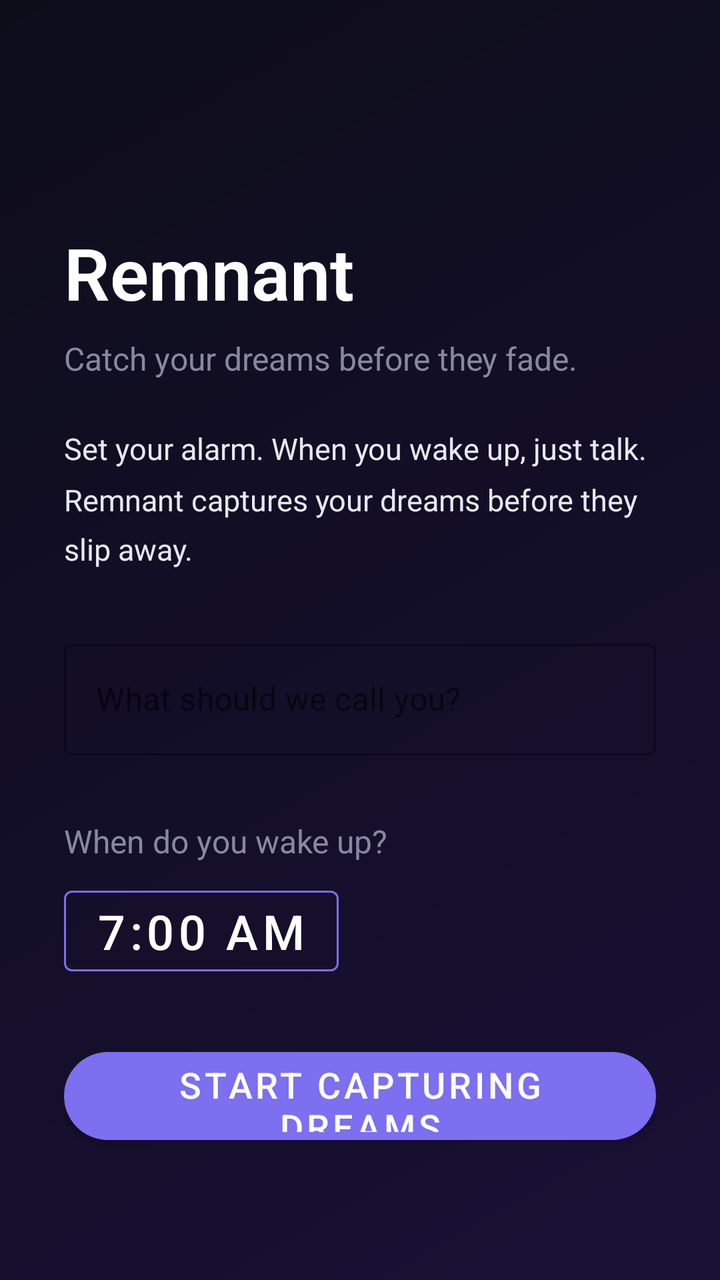
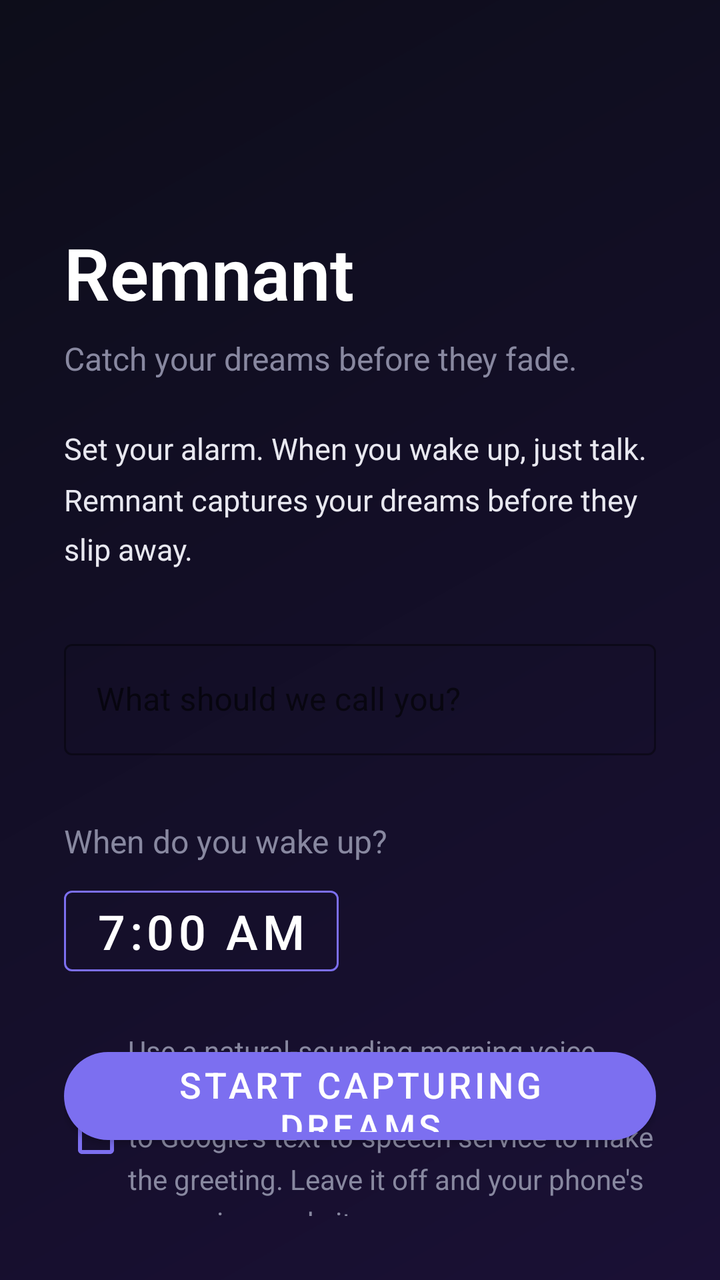

Before-and-after screenshots of an Android layout around one commit, followed by the original layout XML and the change that was made.
<!-- AndroidManifest.xml: activity theme Theme.Remnant.Onboarding -->
<!-- res/layout/activity_onboarding.xml -->
<?xml version="1.0" encoding="utf-8"?>
<androidx.constraintlayout.widget.ConstraintLayout
    xmlns:android="http://schemas.android.com/apk/res/android"
    xmlns:app="http://schemas.android.com/apk/res-auto"
    android:layout_width="match_parent"
    android:layout_height="match_parent"
    android:background="@drawable/bg_gradient_dark"
    android:padding="32dp">

    <TextView
        android:id="@+id/textTitle"
        android:layout_width="wrap_content"
        android:layout_height="wrap_content"
        android:text="@string/app_name"
        android:textSize="36sp"
        android:textColor="@color/white"
        android:textStyle="bold"
        android:fontFamily="sans-serif-light"
        app:layout_constraintTop_toTopOf="parent"
        app:layout_constraintStart_toStartOf="parent"
        android:layout_marginTop="80dp" />

    <TextView
        android:id="@+id/textTagline"
        android:layout_width="wrap_content"
        android:layout_height="wrap_content"
        android:text="@string/onboarding_tagline"
        android:textSize="16sp"
        android:textColor="@color/text_secondary"
        app:layout_constraintTop_toBottomOf="@id/textTitle"
        app:layout_constraintStart_toStartOf="parent"
        android:layout_marginTop="8dp" />

    <TextView
        android:id="@+id/textExplainer"
        android:layout_width="0dp"
        android:layout_height="wrap_content"
        android:text="@string/onboarding_explainer"
        android:textSize="15sp"
        android:textColor="@color/text_primary"
        android:lineSpacingMultiplier="1.4"
        app:layout_constraintTop_toBottomOf="@id/textTagline"
        app:layout_constraintStart_toStartOf="parent"
        app:layout_constraintEnd_toEndOf="parent"
        android:layout_marginTop="24dp" />

    <com.google.android.material.textfield.TextInputLayout
        android:id="@+id/layoutName"
        android:layout_width="0dp"
        android:layout_height="wrap_content"
        android:hint="@string/onboarding_name_hint"
        app:layout_constraintTop_toBottomOf="@id/textExplainer"
        app:layout_constraintStart_toStartOf="parent"
        app:layout_constraintEnd_toEndOf="parent"
        android:layout_marginTop="32dp"
        app:boxStrokeColor="@color/accent"
        app:hintTextColor="@color/accent"
        style="@style/Widget.MaterialComponents.TextInputLayout.OutlinedBox">

        <com.google.android.material.textfield.TextInputEditText
            android:id="@+id/editName"
            android:layout_width="match_parent"
            android:layout_height="wrap_content"
            android:textColor="@color/white"
            android:inputType="textPersonName"
            android:imeOptions="actionNext" />

    </com.google.android.material.textfield.TextInputLayout>

    <TextView
        android:id="@+id/textAlarmLabel"
        android:layout_width="wrap_content"
        android:layout_height="wrap_content"
        android:text="@string/onboarding_alarm_label"
        android:textSize="16sp"
        android:textColor="@color/text_secondary"
        app:layout_constraintTop_toBottomOf="@id/layoutName"
        app:layout_constraintStart_toStartOf="parent"
        android:layout_marginTop="32dp" />

    <com.google.android.material.button.MaterialButton
        android:id="@+id/btnSetTime"
        android:layout_width="wrap_content"
        android:layout_height="wrap_content"
        android:text="7:00 AM"
        android:textSize="24sp"
        style="@style/Widget.MaterialComponents.Button.OutlinedButton"
        android:textColor="@color/white"
        app:strokeColor="@color/accent"
        app:layout_constraintTop_toBottomOf="@id/textAlarmLabel"
        app:layout_constraintStart_toStartOf="parent"
        android:layout_marginTop="8dp" />

    <com.google.android.material.button.MaterialButton
        android:id="@+id/btnStart"
        android:layout_width="0dp"
        android:layout_height="56dp"
        android:text="@string/onboarding_start"
        android:textSize="18sp"
        app:backgroundTint="@color/accent"
        app:cornerRadius="28dp"
        app:layout_constraintBottom_toBottomOf="parent"
        app:layout_constraintStart_toStartOf="parent"
        app:layout_constraintEnd_toEndOf="parent"
        android:layout_marginBottom="32dp" />

</androidx.constraintlayout.widget.ConstraintLayout>
<!-- resources referenced by this layout -->
<resources>
  <color name="accent">#FF7C6FF0</color>
  <color name="text_primary">#FFE8E8F0</color>
  <color name="text_secondary">#FF8888A0</color>
  <color name="white">#FFFFFFFF</color>
  <!-- drawable bg_gradient_dark (drawable) -->
  <?xml version="1.0" encoding="utf-8"?>
  <shape xmlns:android="http://schemas.android.com/apk/res/android">
      <gradient
          android:startColor="@color/gradient_start"
          android:endColor="@color/gradient_end"
          android:angle="315" />
  </shape>
  <string name="app_name">Remnant</string>
  <string name="onboarding_alarm_label">When do you wake up?</string>
  <string name="onboarding_explainer">Set your alarm. When you wake up, just talk. Remnant captures your dreams before they slip away.</string>
  <string name="onboarding_name_hint">What should we call you?</string>
  <string name="onboarding_start">Start Capturing Dreams</string>
  <string name="onboarding_tagline">Catch your dreams before they fade.</string>
  <style name="Theme.Remnant.Onboarding" parent="Theme.Remnant">
          <item name="android:windowFullscreen">false</item>
      </style>
  <color name="gradient_start">#FF0D0D1A</color>
  <color name="gradient_end">#FF1A1035</color>
  <style name="Theme.Remnant" parent="Theme.MaterialComponents.DayNight.NoActionBar">
          <item name="colorPrimary">@color/accent</item>
          <item name="colorPrimaryDark">@color/accent_dark</item>
          <item name="colorAccent">@color/accent</item>
          <item name="android:windowBackground">@color/background</item>
          <item name="android:statusBarColor">@color/background</item>
          <item name="android:navigationBarColor">@color/background</item>
          <item name="android:textColorPrimary">@color/text_primary</item>
          <item name="android:textColorSecondary">@color/text_secondary</item>
      </style>
  <color name="accent_dark">#FF5A4FCF</color>
  <color name="background">#FF0D0D1A</color>
</resources>

<!-- the commit's change to res/layout/activity_onboarding.xml (unified diff, before → after) -->
@@ -91,6 +91,24 @@
         app:layout_constraintStart_toStartOf="parent"
         android:layout_marginTop="8dp" />
 
+    <com.google.android.material.checkbox.MaterialCheckBox
+        android:id="@+id/checkCloudVoice"
+        android:layout_width="0dp"
+        android:layout_height="wrap_content"
+        android:text="@string/onboarding_cloud_voice"
+        android:textSize="14sp"
+        android:textColor="@color/text_secondary"
+        android:lineSpacingMultiplier="1.3"
+        android:checked="false"
+        app:buttonTint="@color/accent"
+        app:layout_constraintTop_toBottomOf="@id/btnSetTime"
+        app:layout_constraintBottom_toTopOf="@+id/btnStart"
+        app:layout_constraintStart_toStartOf="parent"
+        app:layout_constraintEnd_toEndOf="parent"
+        app:layout_constraintVertical_bias="0.0"
+        android:layout_marginTop="24dp"
+        android:layout_marginBottom="24dp" />
+
     <com.google.android.material.button.MaterialButton
         android:id="@+id/btnStart"
         android:layout_width="0dp"
<!-- resource entries referenced after the edit -->
@@ -14,6 +14,7 @@
   </shape>
   <string name="app_name">Remnant</string>
   <string name="onboarding_alarm_label">When do you wake up?</string>
+  <string name="onboarding_cloud_voice">Use a natural-sounding morning voice. This sends your first name (nothing else) to Google\'s text-to-speech service to make the greeting. Leave it off and your phone\'s own voice reads it.</string>
   <string name="onboarding_explainer">Set your alarm. When you wake up, just talk. Remnant captures your dreams before they slip away.</string>
   <string name="onboarding_name_hint">What should we call you?</string>
   <string name="onboarding_start">Start Capturing Dreams</string>
